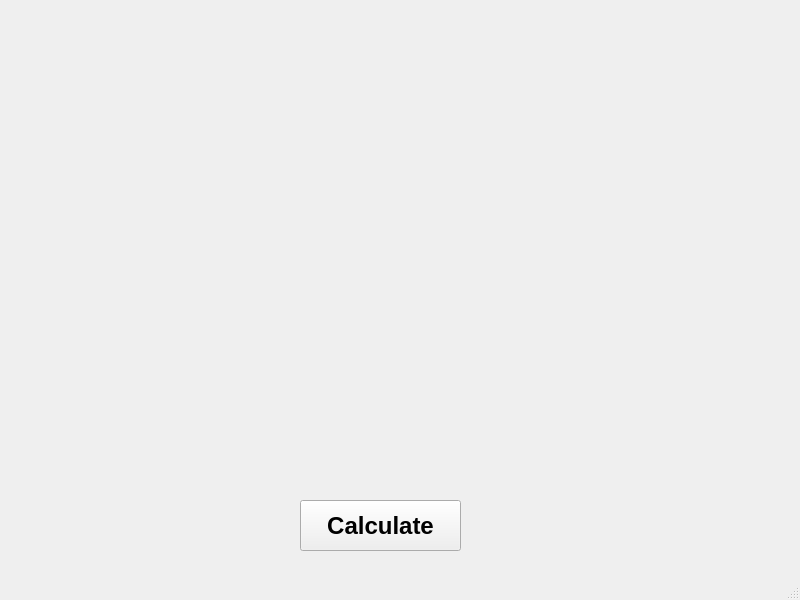
The window that main_window.ui (mattlitz/weld-mvmt-prediction) describes before a commit, drawn with Qt 5.
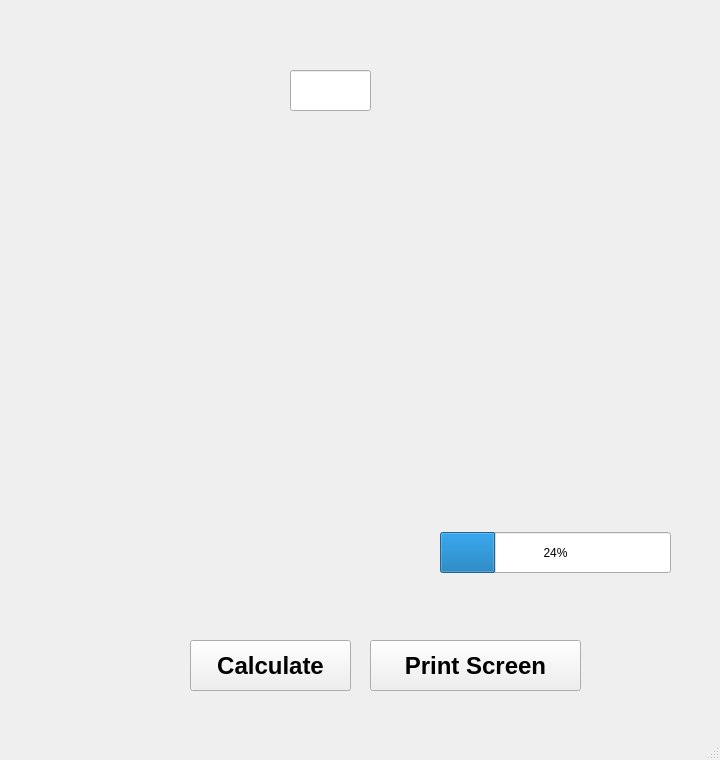
The same window after the commit. Custom widgets are drawn as their Qt base class.

Patch:
```diff
--- a/main_window.ui
+++ b/main_window.ui
@@ -6,8 +6,8 @@
    <rect>
     <x>0</x>
     <y>0</y>
-    <width>800</width>
-    <height>600</height>
+    <width>720</width>
+    <height>760</height>
    </rect>
   </property>
   <property name="windowTitle">
@@ -17,8 +17,8 @@
    <widget class="QPushButton" name="pushButton">
     <property name="geometry">
      <rect>
-      <x>300</x>
-      <y>500</y>
+      <x>190</x>
+      <y>640</y>
       <width>161</width>
       <height>51</height>
      </rect>
@@ -34,6 +34,59 @@
      <string>Calculate</string>
     </property>
    </widget>
+   <widget class="QPushButton" name="pushButton_2">
+    <property name="geometry">
+     <rect>
+      <x>370</x>
+      <y>640</y>
+      <width>211</width>
+      <height>51</height>
+     </rect>
+    </property>
+    <property name="font">
+     <font>
+      <pointsize>18</pointsize>
+      <weight>75</weight>
+      <bold>true</bold>
+     </font>
+    </property>
+    <property name="text">
+     <string>Print Screen</string>
+    </property>
+   </widget>
+   <widget class="QProgressBar" name="progressBar">
+    <property name="geometry">
+     <rect>
+      <x>440</x>
+      <y>532</y>
+      <width>231</width>
+      <height>41</height>
+     </rect>
+    </property>
+    <property name="value">
+     <number>24</number>
+    </property>
+   </widget>
+   <widget class="MplWeldWidget" name="MplWeldWidget" native="true">
+    <property name="geometry">
+     <rect>
+      <x>30</x>
+      <y>290</y>
+      <width>311</width>
+      <height>231</height>
+     </rect>
+    </property>
+   </widget>
+   <widget class="QLineEdit" name="lineEdit">
+    <property name="geometry">
+     <rect>
+      <x>290</x>
+      <y>70</y>
+      <width>81</width>
+      <height>41</height>
+     </rect>
+    </property>
+   </widget>
   </widget>
   <widget class="QMenuBar" name="menubar">
    <property name="geometry">
@@ -47,6 +100,14 @@
   </widget>
   <widget class="QStatusBar" name="statusbar"/>
  </widget>
+ <customwidgets>
+  <customwidget>
+   <class>MplWeldWidget</class>
+   <extends>QWidget</extends>
+   <header>mplweldwidget.h</header>
+   <container>1</container>
+  </customwidget>
+ </customwidgets>
  <resources/>
  <connections/>
 </ui>
```
Left out of the diff: 2 changed lines with no effect on the pictures.
